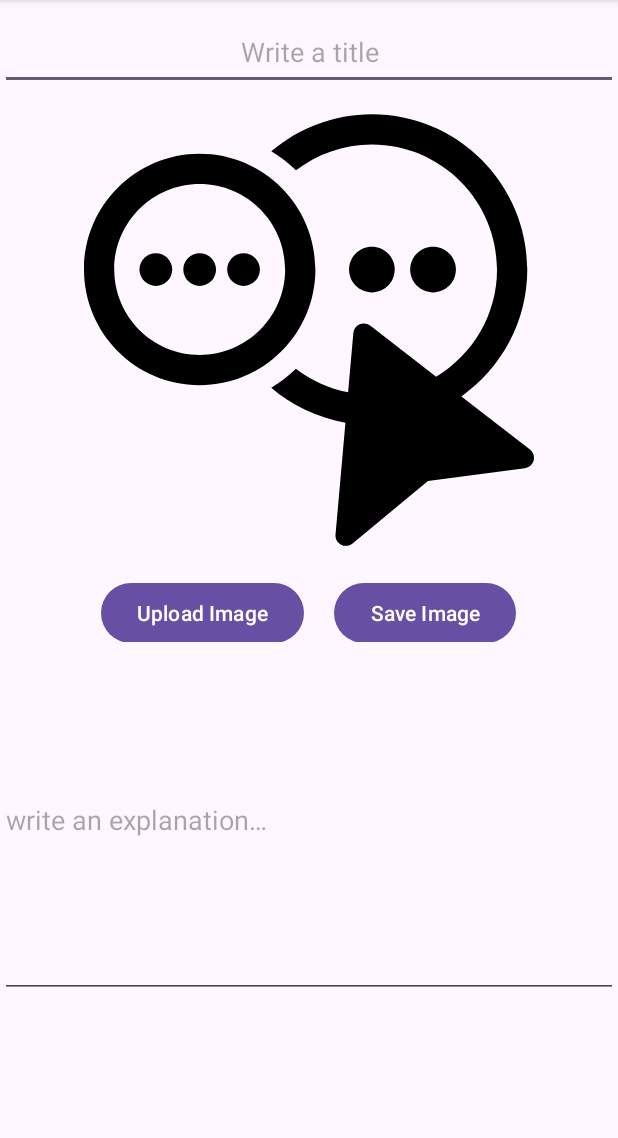
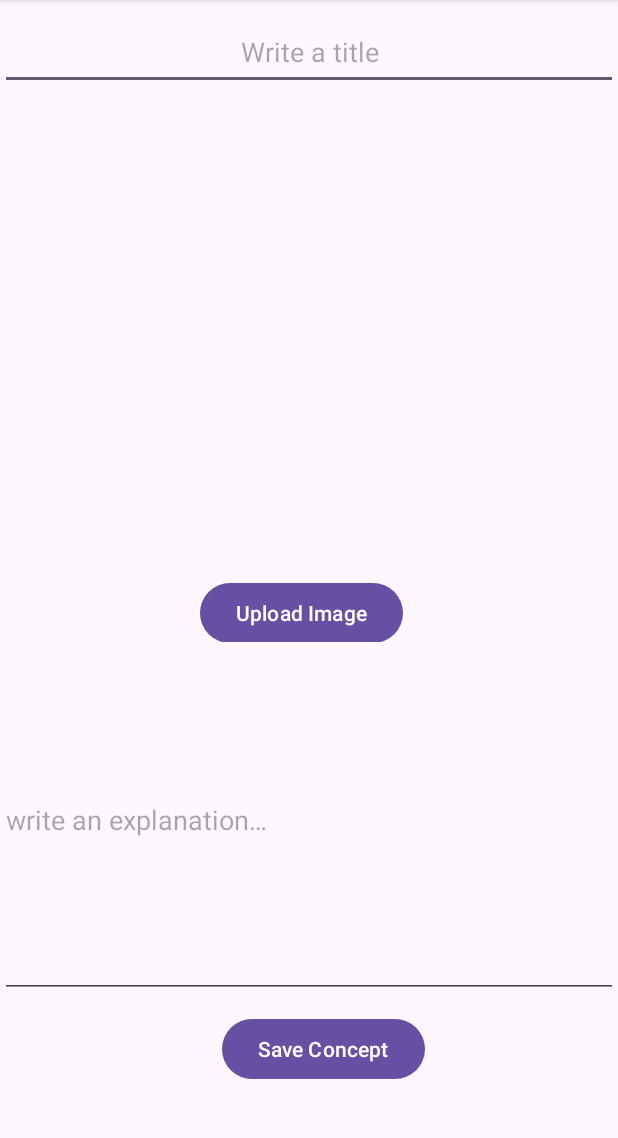
Before and after one commit to erdemserhat/Conceptor, an Android app: the ImporterActivity screen opened directly, with no data from a screen before it, on a phone screen of 412 x 824 dp, the part 96-1234 px from its top. Run offline under Robolectric (Android 15) with nearby library versions, the phone set to English and light mode, and no system bars.

Commit message:
mvp design part 2.1

```diff
--- a/app/src/main/java/com/erdemserhat/conceptor/data/database/AppDatabase.kt
+++ b/app/src/main/java/com/erdemserhat/conceptor/data/database/AppDatabase.kt
@@ -1,4 +1,9 @@
 package com.erdemserhat.conceptor.data.database
 
+import android.database.sqlite.SQLiteDatabase
+
 class AppDatabase {
+
+
+
 }
--- /dev/null
+++ b/app/src/main/java/com/erdemserhat/conceptor/data/database/DatabaseOperations.kt
@@ -0,0 +1,4 @@
+package com.erdemserhat.conceptor.data.database
+
+interface DatabaseOperations {
+}
--- a/app/src/main/java/com/erdemserhat/conceptor/data/database/repository/posts/Posts.kt
+++ b/app/src/main/java/com/erdemserhat/conceptor/data/database/repository/posts/Posts.kt
@@ -1,8 +1,11 @@
 package com.erdemserhat.conceptor.data.database.repository.posts
+
+import java.sql.Blob
 
 data class Posts(
     val title:String,
     val transcription:String,
+    val image: Blob
 
 
 )
--- a/app/src/main/java/com/erdemserhat/conceptor/ui/importer/presenter/ImporterContract.kt
+++ b/app/src/main/java/com/erdemserhat/conceptor/ui/importer/presenter/ImporterContract.kt
@@ -6,22 +6,22 @@ interface ImporterContract {
 
     interface View {
         fun showSelectedImage(bitmap: Bitmap?)
+
         fun showPermissionNeededMessage()
+        fun showPermissionSnackbar(permission: String)
         fun openToGallery()
         fun requestStoragePermission()
 
-        fun getViewContext():Context
+        fun getViewContext(): Context
     }
 
     interface Presenter {
-        fun handleImageUpload(view: View)
 
         fun handleImageSelection(data: Intent?)
         fun handlePermissionResult(isGranted: Boolean)
         fun attachView(view: View)
         fun detachView()
-        fun hasStoragePermission():Boolean
-
+        fun hasStoragePermission(): Boolean
 
 
     }
--- a/app/src/main/res/layout/add_concept_acitivity.xml
+++ b/app/src/main/res/layout/add_concept_acitivity.xml
@@ -17,7 +17,6 @@
         android:layout_width="300dp"
         android:layout_height="300dp"
         android:gravity="center"
-        android:background="@drawable/select_tool_svgrepo_com"
         android:layout_gravity="center"
         android:layout_marginTop="10dp"
         android:id="@+id/addConceptActivityImageView">
@@ -36,22 +35,11 @@
             android:layout_gravity="center"
             android:layout_marginRight="10dp"
             android:layout_marginTop="10dp"
-            android:onClick="uploadImage"
+            android:onClick="saveImage"
             android:text="@string/upload_image">
 
         </Button>
 
-        <Button
-            android:id="@+id/addConceptActivitySaveImageButton"
-            android:layout_width="wrap_content"
-            android:layout_marginLeft="10dp"
-            android:layout_height="wrap_content"
-            android:layout_gravity="center"
-            android:layout_marginTop="10dp"
-            android:onClick="saveImage"
-            android:text="@string/save_image">
-
-        </Button>
 
 
 
@@ -66,6 +54,18 @@
         android:hint="@string/write_an_explanation"
         android:lines="10"
         android:inputType="textMultiLine" />
+    <Button
+        android:id="@+id/addConceptActivitySaveImageButton"
+        android:layout_width="wrap_content"
+        android:layout_marginLeft="10dp"
+        android:layout_height="wrap_content"
+        android:layout_gravity="center"
+        android:layout_marginTop="10dp"
+        android:onClick="saveConcept"
+        android:text="@string/save_concept">
+
+    </Button>
+
 
 
 
--- a/app/src/main/res/values/strings.xml
+++ b/app/src/main/res/values/strings.xml
@@ -17,4 +17,5 @@
     <string name="write_an_explanation">write an explanation…</string>
     <string name="add_new_concept">Add New Concept</string>
     <string name="save_image">Save Image</string>
+    <string name="save_concept">Save Concept</string>
 </resources>
```
Also changed, not shown: app/src/main/java/com/erdemserhat/conceptor/ui/importer/interactor/Interactor.kt (added, +7 -0 lines), app/src/main/java/com/erdemserhat/conceptor/ui/importer/presenter/ImporterPresenter.kt (+1 -6 lines), app/src/main/java/com/erdemserhat/conceptor/ui/importer/view/ImporterActivity.kt (+12 -3 lines).
